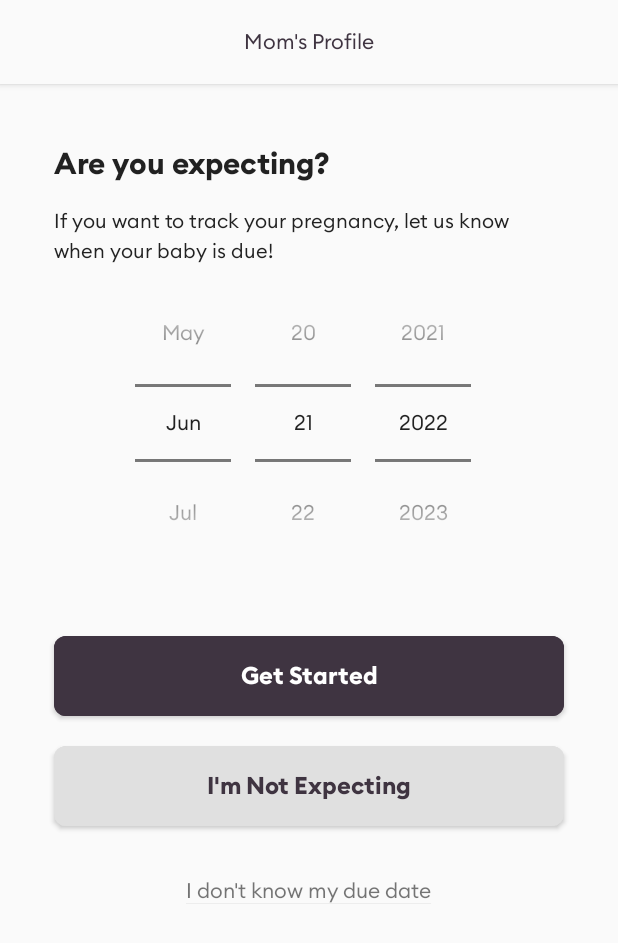
After one commit to pingpingsim/kotlin-sample, an Android app: the layout activity_profile_mother_info.xml on its own in the app's theme, with its tools: preview values and no code run, on a phone screen of 412 x 824 dp. The commit adds this screen. Shown: the top 943 px of the screen. Run offline under Robolectric (Android 15) with nearby library versions, the phone set to English and light mode, and no system bars.

Commit message:
Added screen for profile

```diff
--- /dev/null
+++ b/app/src/main/res/layout/activity_profile_mother_info.xml
@@ -0,0 +1,119 @@
+<?xml version="1.0" encoding="utf-8"?>
+<ScrollView xmlns:android="http://schemas.android.com/apk/res/android"
+    xmlns:app="http://schemas.android.com/apk/res-auto"
+    android:layout_width="match_parent"
+    android:layout_height="match_parent"
+    android:fillViewport="true">
+
+    <androidx.constraintlayout.widget.ConstraintLayout
+        android:layout_width="match_parent"
+        android:layout_height="match_parent"
+        android:background="@color/screen_bg"
+        android:focusable="true"
+        android:focusableInTouchMode="true">
+
+        <com.google.android.material.appbar.MaterialToolbar
+            android:id="@+id/toolbar"
+            android:layout_width="match_parent"
+            android:layout_height="wrap_content"
+            android:background="@color/color_primary"
+            android:elevation="3dp"
+            app:layout_constraintEnd_toEndOf="parent"
+            app:layout_constraintRight_toRightOf="parent"
+            app:layout_constraintStart_toStartOf="parent"
+            app:layout_constraintTop_toTopOf="parent"
+            app:title="@string/mom_profile_toolbar_title"
+            app:titleCentered="true"
+            app:titleTextAppearance="@style/ToolbarText"
+            app:titleTextColor="@color/color_on_primary" />
+
+        <TextView
+            android:id="@+id/titleTextView"
+            android:layout_width="match_parent"
+            android:layout_height="wrap_content"
+            android:layout_marginTop="40dp"
+            android:gravity="start"
+            android:paddingStart="36dp"
+            android:paddingEnd="36dp"
+            android:text="@string/mom_profile_main_title"
+            android:textAppearance="@style/HeadlineText"
+            app:layout_constraintEnd_toEndOf="parent"
+            app:layout_constraintStart_toStartOf="parent"
+            app:layout_constraintTop_toBottomOf="@id/toolbar" />
+
+        <TextView
+            android:id="@+id/descriptionTextView"
+            android:layout_width="match_parent"
+            android:layout_height="wrap_content"
+            android:layout_marginTop="16dp"
+            android:lineSpacingMultiplier="1.2"
+            android:paddingStart="36dp"
+            android:paddingEnd="36dp"
+            android:text="@string/mom_profile_main_desc"
+            android:textAppearance="@style/SubtitleText"
+            app:layout_constraintEnd_toEndOf="parent"
+            app:layout_constraintStart_toStartOf="@id/titleTextView"
+            app:layout_constraintTop_toBottomOf="@id/titleTextView" />
+
+        <DatePicker
+            android:id="@+id/datePicker"
+            android:layout_width="match_parent"
+            android:layout_height="wrap_content"
+            android:calendarViewShown="false"
+            android:datePickerMode="spinner"
+            app:layout_constraintEnd_toEndOf="parent"
+            app:layout_constraintStart_toStartOf="parent"
+            app:layout_constraintTop_toBottomOf="@id/descriptionTextView" />
+
+        <com.google.android.material.button.MaterialButton
+            android:id="@+id/btn_get_started"
+            android:layout_width="match_parent"
+            android:layout_height="wrap_content"
+            android:layout_marginStart="36dp"
+            android:layout_marginTop="30dp"
+            android:layout_marginEnd="36dp"
+            android:backgroundTint="@color/button_enabled"
+            android:elevation="2dp"
+            android:paddingTop="@dimen/padding_16"
+            android:paddingBottom="@dimen/padding_16"
+            android:text="@string/mom_profile_get_started"
+            android:textAllCaps="false"
+            android:textAppearance="@style/ButtonText"
+            android:textColor="@color/white"
+            app:cornerRadius="@dimen/button_corner_radius"
+            app:layout_constraintEnd_toEndOf="parent"
+            app:layout_constraintStart_toStartOf="@id/titleTextView"
+            app:layout_constraintTop_toBottomOf="@id/datePicker" />
+
+        <com.google.android.material.button.MaterialButton
+            android:id="@+id/btn_not_expecting"
+            android:layout_width="match_parent"
+            android:layout_height="wrap_content"
+            android:layout_marginStart="36dp"
+            android:layout_marginTop="8dp"
+            android:layout_marginEnd="36dp"
+            android:backgroundTint="@color/button_disabled"
+            android:elevation="2dp"
+            android:paddingTop="@dimen/padding_16"
+            android:paddingBottom="@dimen/padding_16"
+            android:text="@string/mom_profile_no_expecting"
+            android:textAllCaps="false"
+            android:textAppearance="@style/ButtonText"
+            android:textColor="@color/button_enabled"
+            app:cornerRadius="@dimen/button_corner_radius"
+            app:layout_constraintEnd_toEndOf="parent"
+            app:layout_constraintStart_toStartOf="@id/titleTextView"
+            app:layout_constraintTop_toBottomOf="@id/btn_get_started" />
+
+        <TextView
+            android:id="@+id/noDueDateTextView"
+            android:layout_width="wrap_content"
+            android:layout_height="wrap_content"
+            android:layout_marginTop="28dp"
+            android:text="@string/mom_profile_due_date_unknown"
+            app:layout_constraintEnd_toEndOf="parent"
+            app:layout_constraintStart_toStartOf="parent"
+            app:layout_constraintTop_toBottomOf="@id/btn_not_expecting" />
+
+    </androidx.constraintlayout.widget.ConstraintLayout>
+</ScrollView>
--- a/app/src/main/res/values/strings.xml
+++ b/app/src/main/res/values/strings.xml
@@ -32,25 +32,25 @@
     <string name="phone_auth_sms_request_yes">Yes, I want SMS Texts</string>
     <string name="phone_auth_sms_request_no">I don\'t want text updates</string>
 
-    <!-- Profile Information -->
+    <!-- Profile - Basic Information -->
     <string name="profile_info_toolbar_title">Profile Information</string>
     <string name="profile_info_main_title">What\'s your name?</string>
     <string name="profile_info_main_desc">What name would you like to go by here? Enter your first name and last name to proceed</string>
     <string name="profile_first_name_hint">First Name</string>
     <string name="profile_last_name_hint">Last Name</string>
 
-    <!-- Date of Birth -->
+    <!-- Profile - Date of Birth -->
     <string name="birth_date_toolbar_title">Date of Birth</string>
     <string name="birth_date_main_title">When\'s your birthday?</string>
     <string name="birth_date_main_desc">Let us know when you were born and we can determine best tips based on your age!</string>
 
-    <!-- Mom's Profile -->
+    <!-- Profile - Mom's Profile -->
     <string name="mom_profile_toolbar_title">Mom\'s Profile</string>
     <string name="mom_profile_main_title">Are you expecting?</string>
     <string name="mom_profile_main_desc">If you want to track your pregnancy, let us know when your baby is due!</string>
     <string name="mom_profile_no_expecting">I\'m Not Expecting</string>
     <string name="mom_profile_get_started">Get Started</string>
-    <string name="mom_profile_due_date_unknown">I don\'t know my due date</string>
+    <string name="mom_profile_due_date_unknown"><u>I don\'t know my due date</u></string>
 
     <!-- Bottom Nav Menu -->
     <string name="bottom_nav_menu_title_home">Home</string>
```
Also changed, not shown: app/src/main/res/layout/activity_profile_basic.xml (added, +125 -0 lines), app/src/main/res/layout/activity_profile_birth_date.xml (added, +89 -0 lines).
